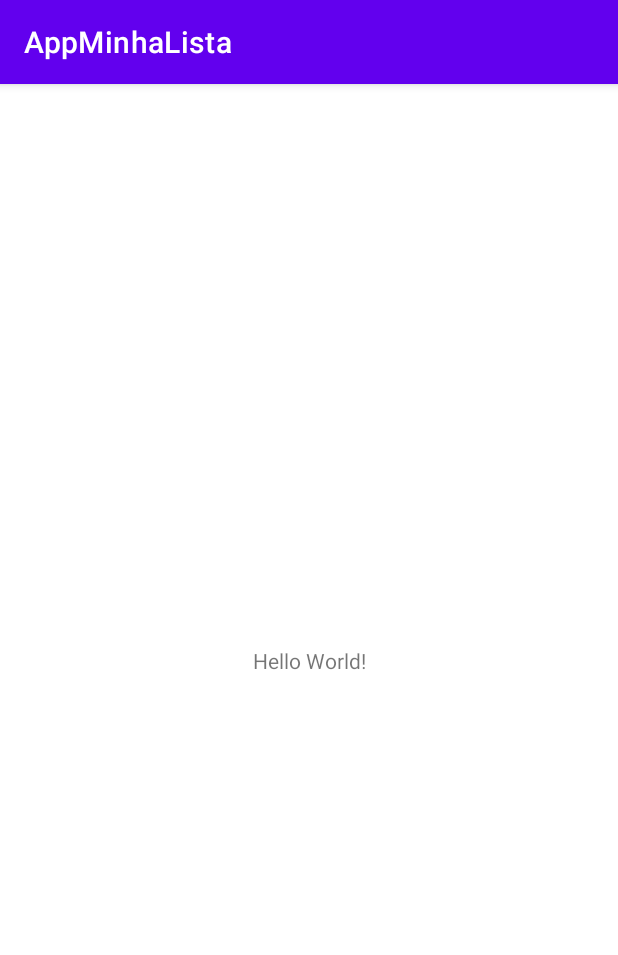
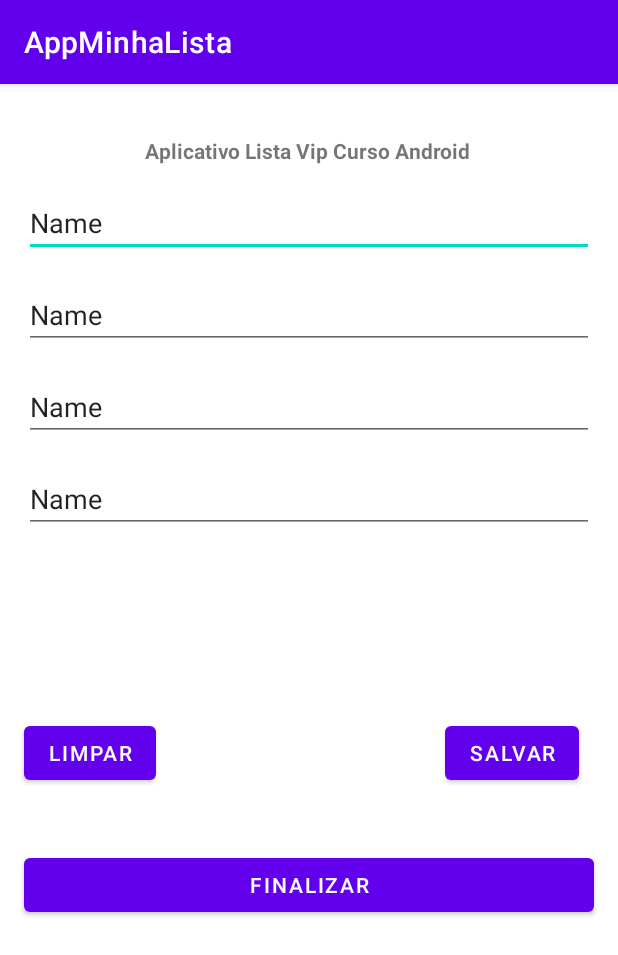
Before and after one commit to kawanpereira/AppMinhaLista, an Android app: the screen it shows after launch (MainActivity), on a phone screen of 412 x 824 dp. Shown: the top 955 px of the screen. Run offline under Robolectric (Android 15) with nearby library versions, the phone set to English and light mode, and no system bars.

Commit message:
Commit do Layout

```diff
--- a/app/src/main/res/layout/activity_main.xml
+++ b/app/src/main/res/layout/activity_main.xml
@@ -7,12 +7,106 @@
     tools:context=".MainActivity">
 
     <TextView
+        android:id="@+id/textView"
         android:layout_width="wrap_content"
         android:layout_height="wrap_content"
-        android:text="Hello World!"
+        android:text="Aplicativo Lista Vip Curso Android"
+        android:textStyle="bold"
+        app:layout_constraintBottom_toBottomOf="parent"
+        app:layout_constraintEnd_toEndOf="parent"
+        app:layout_constraintHorizontal_bias="0.497"
+        app:layout_constraintStart_toStartOf="parent"
+        app:layout_constraintTop_toTopOf="parent"
+        app:layout_constraintVertical_bias="0.046" />
+
+    <EditText
+        android:id="@+id/editTextTextPersonName"
+        android:layout_width="match_parent"
+        android:layout_height="wrap_content"
+        android:layout_margin="16dp"
+        android:ems="10"
+        android:hint="Primeiro Nome"
+        android:inputType="textPersonName"
+        android:text="Name"
+        app:layout_constraintEnd_toEndOf="parent"
+        app:layout_constraintStart_toStartOf="parent"
+        app:layout_constraintTop_toBottomOf="@+id/textView" />
+
+    <EditText
+        android:id="@+id/editTextTextPersonName2"
+        android:layout_width="match_parent"
+        android:layout_height="wrap_content"
+        android:layout_margin="16dp"
+        android:ems="10"
+        android:hint="Sobrenome"
+        android:inputType="textPersonName"
+        android:text="Name"
+        app:layout_constraintEnd_toEndOf="parent"
+        app:layout_constraintStart_toStartOf="parent"
+        app:layout_constraintTop_toBottomOf="@+id/editTextTextPersonName" />
+
+    <EditText
+        android:id="@+id/editTextTextPersonName3"
+        android:layout_width="match_parent"
+        android:layout_height="wrap_content"
+        android:layout_margin="16dp"
+        android:ems="10"
+        android:hint="Nome do Curso Desejado"
+        android:inputType="textPersonName"
+        android:text="Name"
+        app:layout_constraintEnd_toEndOf="parent"
+        app:layout_constraintStart_toStartOf="parent"
+        app:layout_constraintTop_toBottomOf="@+id/editTextTextPersonName2" />
+
+    <EditText
+        android:id="@+id/editTextTextPersonName4"
+        android:layout_width="match_parent"
+        android:layout_height="wrap_content"
+        android:layout_margin="16dp"
+        android:layout_marginTop="44dp"
+        android:ems="10"
+        android:hint="Telefone de Contato"
+        android:inputType="textPersonName"
+        android:text="Name"
+        app:layout_constraintEnd_toEndOf="parent"
+        app:layout_constraintStart_toStartOf="parent"
+        app:layout_constraintTop_toBottomOf="@+id/editTextTextPersonName3" />
+
+    <Button
+        android:id="@+id/button"
+        android:layout_width="wrap_content"
+        android:layout_height="wrap_content"
+        android:layout_marginStart="16dp"
+        android:layout_marginBottom="40dp"
+        android:text="LIMPAR"
+        app:layout_constraintBottom_toTopOf="@+id/button3"
+        app:layout_constraintStart_toStartOf="parent"
+        app:layout_constraintTop_toBottomOf="@+id/editTextTextPersonName4"
+        app:layout_constraintVertical_bias="1.0" />
+
+    <Button
+        android:id="@+id/button2"
+        android:layout_width="wrap_content"
+        android:layout_height="wrap_content"
+        android:layout_marginStart="188dp"
+        android:layout_marginBottom="40dp"
+        android:text="SALVAR"
+        app:layout_constraintBottom_toTopOf="@+id/button3"
+        app:layout_constraintEnd_toEndOf="parent"
+        app:layout_constraintHorizontal_bias="0.157"
+        app:layout_constraintStart_toEndOf="@+id/button"
+        app:layout_constraintTop_toBottomOf="@+id/editTextTextPersonName4"
+        app:layout_constraintVertical_bias="1.0" />
+
+    <Button
+        android:id="@+id/button3"
+        android:layout_width="match_parent"
+        android:layout_height="wrap_content"
+        android:layout_margin="16dp"
+        android:text="FINALIZAR"
         app:layout_constraintBottom_toBottomOf="parent"
         app:layout_constraintEnd_toEndOf="parent"
         app:layout_constraintStart_toStartOf="parent"
-        app:layout_constraintTop_toTopOf="parent" />
+        app:layout_constraintTop_toBottomOf="@+id/editTextTextPersonName4" />
 
 </androidx.constraintlayout.widget.ConstraintLayout>
```
